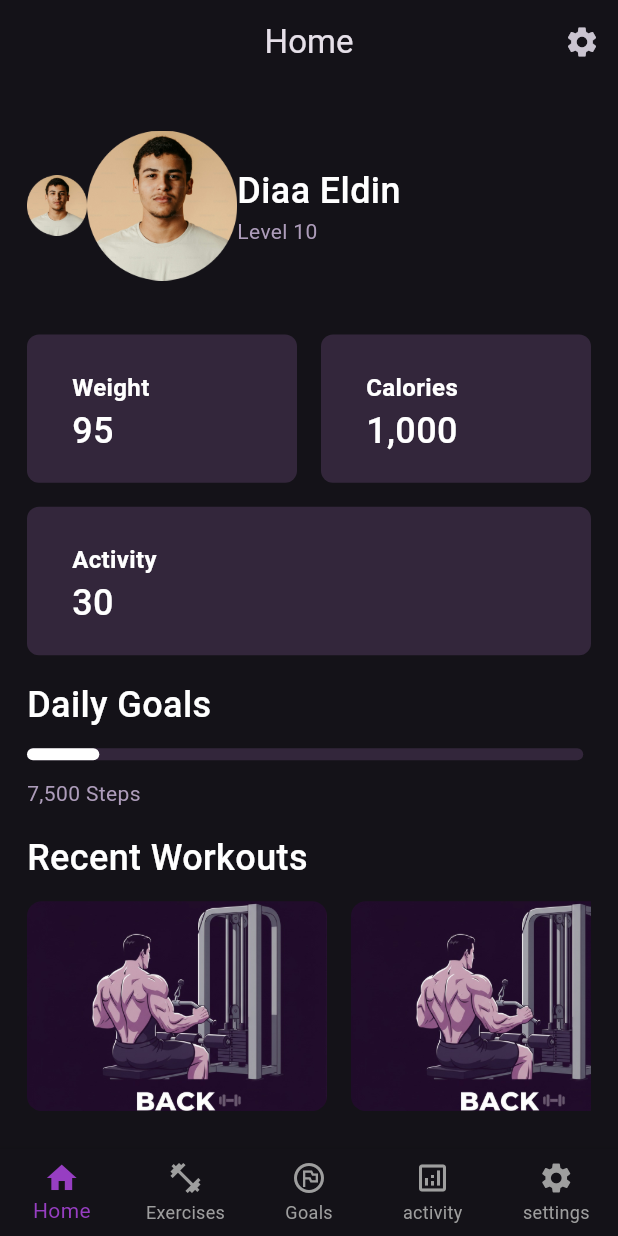
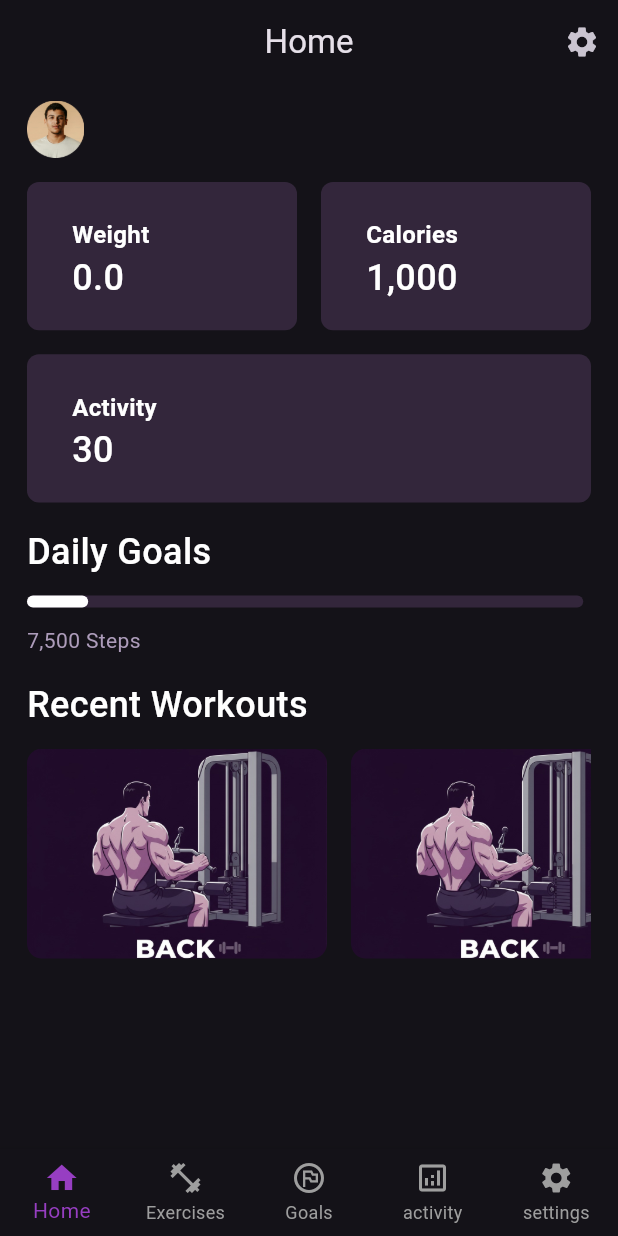
Before and after one commit to TarekMohammedgg/Fit-Fusion, a Flutter app: the screen it shows after launch, after a tap on "Login", on a phone screen of 412 x 824 dp. Run offline on Flutter 3.47's test engine with Material 3 defaults, Android fonts, the phone set to English and light mode, and no system bars; drawn by our look-alikes of percent_indicator; our stand-ins replace flutter_riverpod, go_router, image_picker, riverpod, supabase_flutter; accounts and stored records are empty; network calls fail; Roboto replaces fonts that are missing (Montserrat).

Commit message:
hanlde user login and register logic version 1

```diff
--- a/lib/features/home/presentation/view/widgets/avatar_card.dart
+++ b/lib/features/home/presentation/view/widgets/avatar_card.dart
@@ -3,13 +3,14 @@ import 'package:fit_fusion/core/utils/assets.dart';
 import 'package:flutter/material.dart';
 
 class AvatarCard extends StatelessWidget {
-  const AvatarCard({super.key});
+  const AvatarCard({super.key, required this.userName});
+  final String userName ;
+
 
   @override
   Widget build(BuildContext context) {
     return Row(
       children: [
-        // Image.asset(Assets.imagesAvatarsPerson),
         TweenAnimationBuilder(
           tween: Tween<double>(begin: 30, end: 100),
           curve: Curves.easeInCirc,
@@ -22,14 +23,11 @@ class AvatarCard extends StatelessWidget {
             );
           },
         ),
-
-        Image.asset(Assets.imagesAvatarsPerson, height: 140, width: 100),
-
+        const SizedBox(width: 16),
         Column(
           crossAxisAlignment: CrossAxisAlignment.start,
           children: [
-            Text("Diaa Eldin", style: AppStyle.styleSemiBod24),
-            Text("Level 10 ", style: AppStyle.styleRegular14),
+            Text(userName, style: AppStyle.styleSemiBod24),
           ],
         ),
       ],
--- a/lib/features/home/presentation/view/widgets/home_view_body.dart
+++ b/lib/features/home/presentation/view/widgets/home_view_body.dart
@@ -1,16 +1,20 @@
+import 'package:fit_fusion/core/helper/supabase_helper.dart';
 import 'package:fit_fusion/core/utils/app_styler.dart';
 import 'package:fit_fusion/core/utils/assets.dart';
 import 'package:fit_fusion/features/exercise/presentation/views/widgets/exercise_card.dart';
 import 'package:fit_fusion/features/home/presentation/view/widgets/avatar_card.dart';
 import 'package:fit_fusion/features/home/presentation/view/widgets/info_card.dart';
 import 'package:fit_fusion/features/home/presentation/view/widgets/progress_indicator.dart';
+import 'package:fit_fusion/features/home/presentation/view_models/providers.dart';
 import 'package:flutter/material.dart';
+import 'package:flutter_riverpod/flutter_riverpod.dart';
 
-class HomeViewBody extends StatelessWidget {
+class HomeViewBody extends ConsumerWidget {
   const HomeViewBody({super.key});
 
   @override
-  Widget build(BuildContext context) {
+  Widget build(BuildContext context, WidgetRef ref) {
+    final value = ref.watch(userProfileProvider);
     return Scaffold(
       appBar: AppBar(
         centerTitle: true,
@@ -22,23 +26,36 @@ class HomeViewBody extends StatelessWidget {
           ),
         ],
       ),
-      body: Padding(
-        padding: const EdgeInsets.symmetric(horizontal: 18.0, vertical: 11.0),
+      body: value.when(
+        data: (data) {
+          final profile = data!;
+          return SingleChildScrollView(
+            child: Padding(
+              padding: const EdgeInsets.symmetric(
+                horizontal: 18.0,
+                vertical: 11.0,
+              ),
               child: Column(
                 crossAxisAlignment: CrossAxisAlignment.start,
                 children: [
-            AvatarCard(),
+                  AvatarCard(userName: profile.username),
                   SizedBox(height: 16),
                   Row(
                     children: [
                       Expanded(
                         flex: 1,
-                  child: InfoCard(firstText: "Weight", secondText: "95"),
+                        child: InfoCard(
+                          firstText: "Weight",
+                          secondText: profile.weight.toString(),
+                        ),
                       ),
                       SizedBox(width: 16),
                       Expanded(
                         flex: 1,
-                  child: InfoCard(firstText: "Calories", secondText: "1,000"),
+                        child: InfoCard(
+                          firstText: "Calories",
+                          secondText: "1,000",
+                        ),
                       ),
                     ],
                   ),
@@ -46,7 +63,10 @@ class HomeViewBody extends StatelessWidget {
                   Row(
                     children: [
                       Expanded(
-                  child: InfoCard(firstText: "Activity", secondText: "30"),
+                        child: InfoCard(
+                          firstText: "Activity",
+                          secondText: "30",
+                        ),
                       ),
                     ],
                   ),
@@ -83,5 +103,11 @@ class HomeViewBody extends StatelessWidget {
               ),
             ),
           );
+        },
+        error: (error, stackTrack) =>
+            Center(child: Text("the error is $error")),
+        loading: () => Center(child: CircularProgressIndicator()),
+      ),
+    );
   }
 }
--- a/lib/main.dart
+++ b/lib/main.dart
@@ -1,8 +1,16 @@
+import 'package:fit_fusion/core/constants.dart';
+import 'package:fit_fusion/core/helper/supabase_helper.dart';
 import 'package:fit_fusion/core/utils/app_router.dart';
 import 'package:flutter/material.dart';
+import 'package:flutter_riverpod/flutter_riverpod.dart';
 
-void main() {
-  runApp(const FitFusion());
+void main() async {
+  WidgetsFlutterBinding.ensureInitialized();
+  await SupabaseHelper.init(
+    publicUrl: Consts.kSUPABASE_URL,
+    publicNanoKey: Consts.kSUPABASE_ANON_KEY,
+  );
+  runApp(ProviderScope(child: const FitFusion()));
 }
 
 class FitFusion extends StatelessWidget {
```
Also changed, not shown: lib/features/settings/presentaion/view/widgets/settings_viwe_body.dart (+43 -6 lines), 5 other files. Lines whose indentation alone changed are shown as unchanged.
